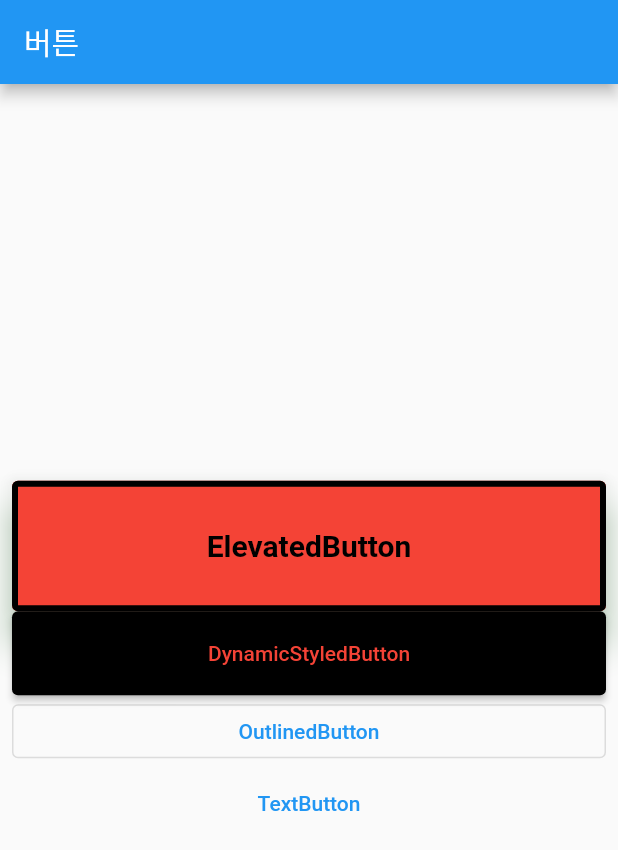
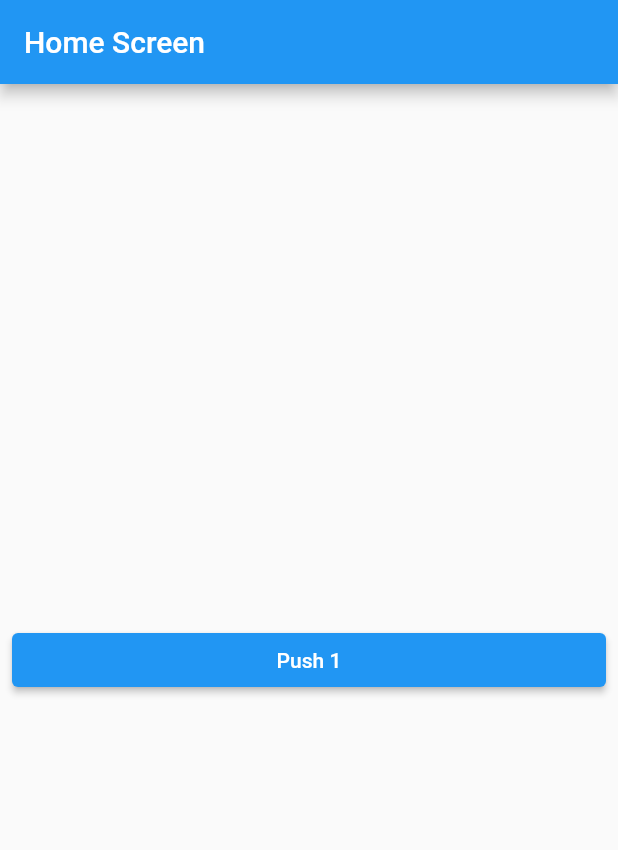
Before and after one commit to roqhdehd502/hello_world, a Flutter app: the screen it shows after launch, on a phone screen of 412 x 824 dp. Shown: the top 850 px of the screen. Run offline on Flutter 3.47's test engine with Material 2 defaults, Android fonts, the phone set to English and light mode, and no system bars.

Commit message:
main: Flutter 교육 기본 - Navigation

```diff
--- /dev/null
+++ b/lib/layout/main_layout.dart
@@ -0,0 +1,28 @@
+import 'package:flutter/material.dart';
+
+class MainLayout extends StatelessWidget {
+  final String title;
+  final List<Widget> children;
+
+  const MainLayout({required this.title, required this.children, super.key});
+
+  @override
+  Widget build(BuildContext context) {
+    return Scaffold(
+      appBar: AppBar(
+        title: Text(title),
+      ),
+      body: Padding(
+        padding: EdgeInsets.symmetric(
+          horizontal: 8.0,
+        ),
+        child: Column(
+          mainAxisAlignment: MainAxisAlignment.center,
+          crossAxisAlignment: CrossAxisAlignment.stretch,
+          children: children,
+        ),
+      ),
+    );
+    ;
+  }
+}
--- a/lib/main.dart
+++ b/lib/main.dart
@@ -1,10 +1,22 @@
 import 'package:flutter/material.dart';
 
 import 'package:hello_world/screen/home_screen.dart';
+import 'package:hello_world/screen/route/route_one_screen.dart';
+import 'package:hello_world/screen/route/route_three_screen.dart';
+import 'package:hello_world/screen/route/route_two_screen.dart';
+
+const HOME_ROUTE = '/';
 
 void main() {
   runApp(MaterialApp(
     debugShowCheckedModeBanner: false,
-    home: HomeScreen(),
+    // home: HomeScreen(),
+    initialRoute: '/',
+    routes: {
+      HOME_ROUTE: (context) => HomeScreen(),
+      '/one': (context) => RouteOneScreen(),
+      '/two': (context) => RouteTwoScreen(),
+      '/three': (context) => RouteThreeScreen(),
+    },
   ));
 }
--- a/lib/screen/home_screen.dart
+++ b/lib/screen/home_screen.dart
@@ -1,85 +1,40 @@
 import 'package:flutter/material.dart';
+import 'package:hello_world/layout/main_layout.dart';
+import 'package:hello_world/screen/route/route_one_screen.dart';
 
 class HomeScreen extends StatelessWidget {
   const HomeScreen({super.key});
 
   @override
   Widget build(BuildContext context) {
-    return Scaffold(
-      appBar: AppBar(
-        title: Text('버튼'),
-      ),
-      body: Padding(
-        padding: const EdgeInsets.symmetric(horizontal: 8.0),
-        child: Column(
-          mainAxisAlignment: MainAxisAlignment.center,
-          crossAxisAlignment: CrossAxisAlignment.stretch,
-          children: [
-            ElevatedButton(
-              style: ElevatedButton.styleFrom(
-                // 메인 컬러
-                backgroundColor: Colors.red,
-                // 글자 및 애니메이션 컬러
-                foregroundColor: Colors.black,
-                // 그림자 컬러
-                shadowColor: Colors.green,
-                // 입체감의 높이
-                elevation: 10.0,
-                // 텍스트 스타일 설정
-                textStyle: TextStyle(
-                  fontWeight: FontWeight.w700,
-                  fontSize: 20.0,
+    // WillPopScope: 시스템에서의 뒤로가기(Pop) 기능 제어
+    return WillPopScope(
+      onWillPop: () async {
+        // true: 뒤로가기 누르면 앱 종료
+        // false: 뒤로가기 눌러도 앱이 종료되지 않음
+        final canPop = Navigator.of(context).canPop();
+
+        return canPop;
+      },
+      child: MainLayout(
+        title: 'Home Screen',
+        children: [
+          ElevatedButton(
+            // number라는 인자값을 전달하여 해당 스크린으로(RouteOneScreen) 이동
+            onPressed: () async {
+              final result = await Navigator.of(context).push(
+                MaterialPageRoute(
+                  builder: (BuildContext context) => RouteOneScreen(
+                    number: 123,
+                  ),
                 ),
-                // 버튼 내부 Padding 설정
-                padding: EdgeInsets.all(32.0),
-                // 버튼 경계 설정
-                side: BorderSide(
-                  color: Colors.black,
-                  width: 4.0,
-                ),
-              ),
-              onPressed: () {},
-              child: Text('ElevatedButton'),
+              );
+            },
+            child: Text(
+              'Push 1',
             ),
-            ElevatedButton(
-              style: ButtonStyle(
-                backgroundColor: MaterialStateProperty.all(
-                  Colors.black,
-                ),
-                // MaterialStateProperty.resolveWith 기능에 의해 버튼의 동작에 따라 스타일 지정
-                foregroundColor: MaterialStateProperty.resolveWith(
-                    (Set<MaterialState> states) {
-                  // 버튼이 눌렸을때
-                  if (states.contains(MaterialState.pressed)) {
-                    return Colors.white;
-                  }
-
-                  return Colors.red;
-                }),
-                padding: MaterialStateProperty.resolveWith(
-                    (Set<MaterialState> states) {
-                  if (states.contains(MaterialState.pressed)) {
-                    return EdgeInsets.all(40.0);
-                  }
-
-                  return EdgeInsets.all(20.0);
-                }),
-              ),
-              onPressed: () {},
-              child: Text('DynamicStyledButton'),
-            ),
-            OutlinedButton(
-              style: OutlinedButton.styleFrom(),
-              onPressed: () {},
-              child: Text('OutlinedButton'),
-            ),
-            TextButton(
-              style: TextButton.styleFrom(),
-              onPressed: () {},
-              child: Text('TextButton'),
-            )
-          ],
-        ),
+          ),
+        ],
       ),
     );
   }
```
Also changed, not shown: lib/screen/home_screen_button.dart (added, +86 -0 lines), lib/screen/route/route_one_screen.dart (added, +64 -0 lines), lib/screen/route/route_three_screen.dart (added, +25 -0 lines), lib/screen/route/route_two_screen.dart (added, +70 -0 lines).
